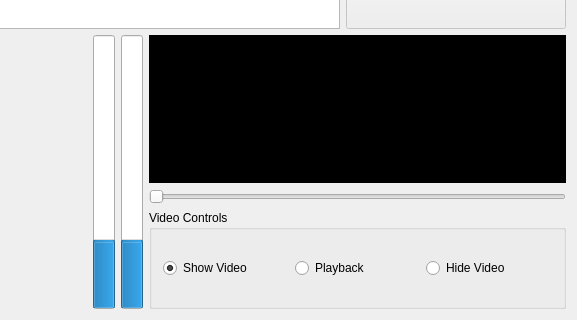
Before: the Qt Designer form tts_gui_experiment/TTS_GUI.ui in Sebnor-Doc/Collect_Data, drawn with Qt 5; both pictures show x 549 to 1126 and y 288 to 608 of the 1126 by 608 pixel window.
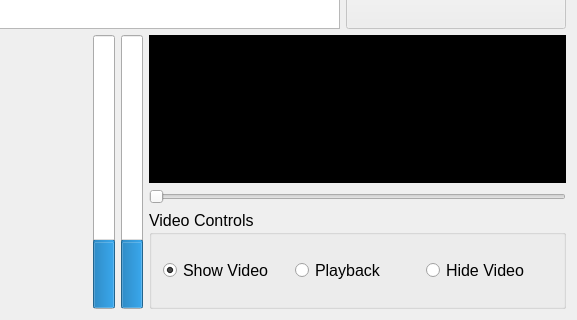
After: the same form once the commit is applied. Custom widgets are drawn as their Qt base class.

Commit message: Remove dispVideo signal from TTS_GUI.h as not used anymore Increased video control radio buttons font

Patch:
```diff
--- a/tts_gui_experiment/TTS_GUI.ui
+++ b/tts_gui_experiment/TTS_GUI.ui
@@ -448,6 +448,11 @@
             <verstretch>0</verstretch>
            </sizepolicy>
           </property>
+          <property name="font">
+           <font>
+            <pointsize>12</pointsize>
+           </font>
+          </property>
           <property name="title">
            <string>Video Controls</string>
           </property>
```
The commit also changes 1 other file.
